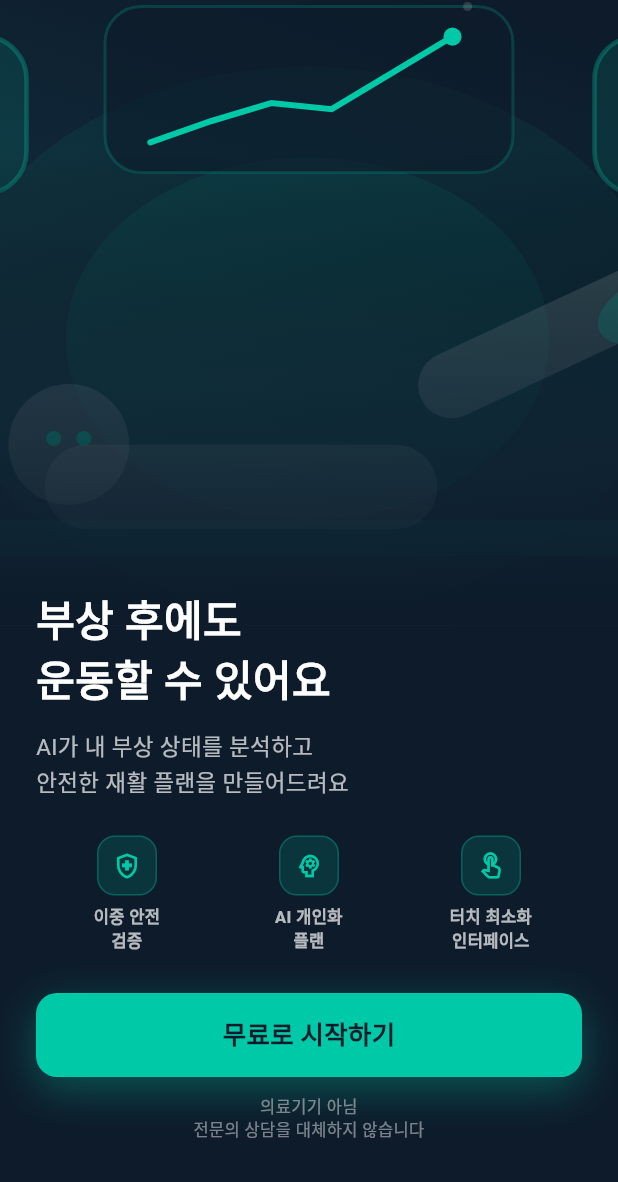
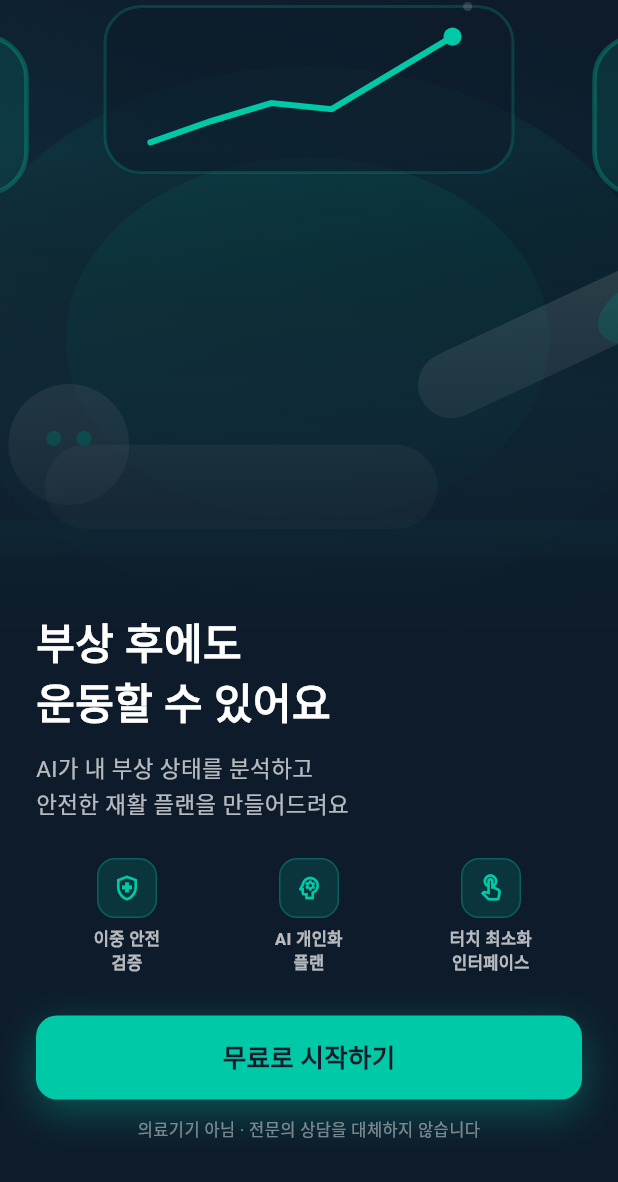
Before and after one commit to ych21c/recoveryfit, a Flutter app: the screen it shows after launch, on a phone screen of 412 x 824 dp, the part 54-1236 px from its top. Run offline on Flutter 3.47's test engine with Material 3 defaults, Android fonts, the phone set to English and light mode, and no system bars; our stand-ins replace fl_chart, flutter_animate, flutter_local_notifications, flutter_riverpod, go_router, hive and 3 more; accounts and stored records are empty; Roboto replaces fonts that are missing (Pretendard).

```diff
--- a/lib/screens/landing/landing_screen.dart
+++ b/lib/screens/landing/landing_screen.dart
@@ -124,23 +124,12 @@ class LandingScreen extends StatelessWidget {
 
                       // Medical disclaimer caption
                       Center(
-                        child: Column(
-                          children: [
-                            Text(
-                              '의료기기 아님',
-                              textAlign: TextAlign.center,
-                              style: AppTypography.caption.copyWith(
-                                color: AppColors.textTertiary,
-                              ),
-                            ),
-                            Text(
-                              '전문의 상담을 대체하지 않습니다',
-                              textAlign: TextAlign.center,
-                              style: AppTypography.caption.copyWith(
-                                color: AppColors.textTertiary,
-                              ),
-                            ),
-                          ],
+                        child: Text(
+                          '의료기기 아님 · 전문의 상담을 대체하지 않습니다',
+                          textAlign: TextAlign.center,
+                          style: AppTypography.caption.copyWith(
+                            color: AppColors.textTertiary,
+                          ),
                         ),
                       ),
                     ],
```
Also changed, not shown: 1 other file.
